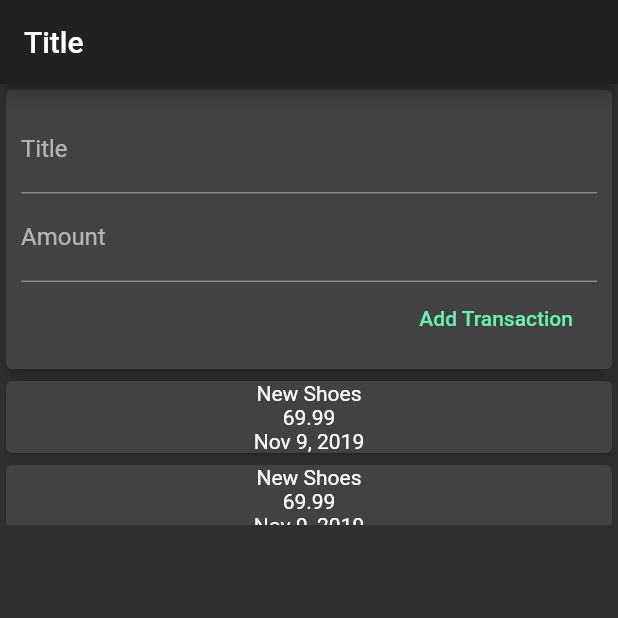
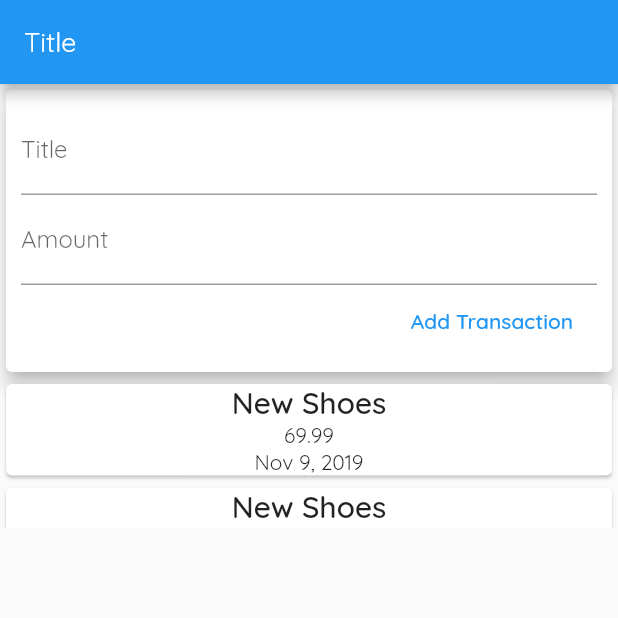
Before and after one commit to mordenius/flutter-basics-workbook, a Flutter app: the screen it shows after launch, on a phone screen of 412 x 824 dp, the top half of it. Run offline on Flutter 3.47's test engine with Material 2 defaults, Android fonts, the phone set to English and light mode, and no system bars.

Commit message:
style(expenses) global theme configuration

```diff
--- a/lib/view/App.dart
+++ b/lib/view/App.dart
@@ -1,4 +1,5 @@
 import 'package:flutter/material.dart';
+import 'package:flutter_basics_workbook/view/expenses/append_transaction.dart';
 import './quiz/quiz.dart';
 import './expenses/expenses.dart';
 
@@ -27,10 +28,30 @@ class _AppState extends State<App> {
   //   });
   // }
 
+  _startAddNew(BuildContext context) {
+    showModalBottomSheet(
+        context: context,
+        builder: (_) {
+          return GestureDetector(
+            child: AppendTransaction(null),
+            behavior: HitTestBehavior.opaque,
+            onTap: () {},
+          );
+        });
+  }
+
   @override
   Widget build(BuildContext context) {
     return MaterialApp(
-      theme: ThemeData.dark(),
+      theme: ThemeData(
+          fontFamily: "Quicksand",
+          appBarTheme: AppBarTheme(
+              textTheme: ThemeData.dark().textTheme.copyWith(
+                    title: TextStyle(
+                      fontFamily: "Quicksand",
+                      fontSize: 18,
+                    ),
+                  ))),
       home: Scaffold(
           appBar: AppBar(title: Text("Title ")),
           body: this._sections[this._currentSection]),
--- a/lib/view/expenses/append_transaction.dart
+++ b/lib/view/expenses/append_transaction.dart
@@ -1,5 +1,4 @@
 import 'package:flutter/material.dart';
-import 'package:flutter_basics_workbook/domain/expenses.dart';
 
 class AppendTransaction extends StatelessWidget {
   final Function _appendTransaction;
@@ -41,7 +40,7 @@ class AppendTransaction extends StatelessWidget {
               onSubmitted: (_) => _addTransaction(),
             ),
             FlatButton(
-                textColor: Colors.greenAccent,
+                textColor: Theme.of(context).accentColor,
                 child: Text("Add Transaction"),
                 onPressed: _addTransaction),
           ],
--- a/lib/view/expenses/transaction_list.dart
+++ b/lib/view/expenses/transaction_list.dart
@@ -26,7 +26,7 @@ class TransactionList extends StatelessWidget {
       child: Card(
         child: Column(
           children: [
-            Text(transaction.name),
+            Text(transaction.name, style: Theme.of(ctx).textTheme.title),
             Text(transaction.cost.toStringAsFixed(2)),
             Text(DateFormat.yMMMd().format(transaction.date))
           ],
```
